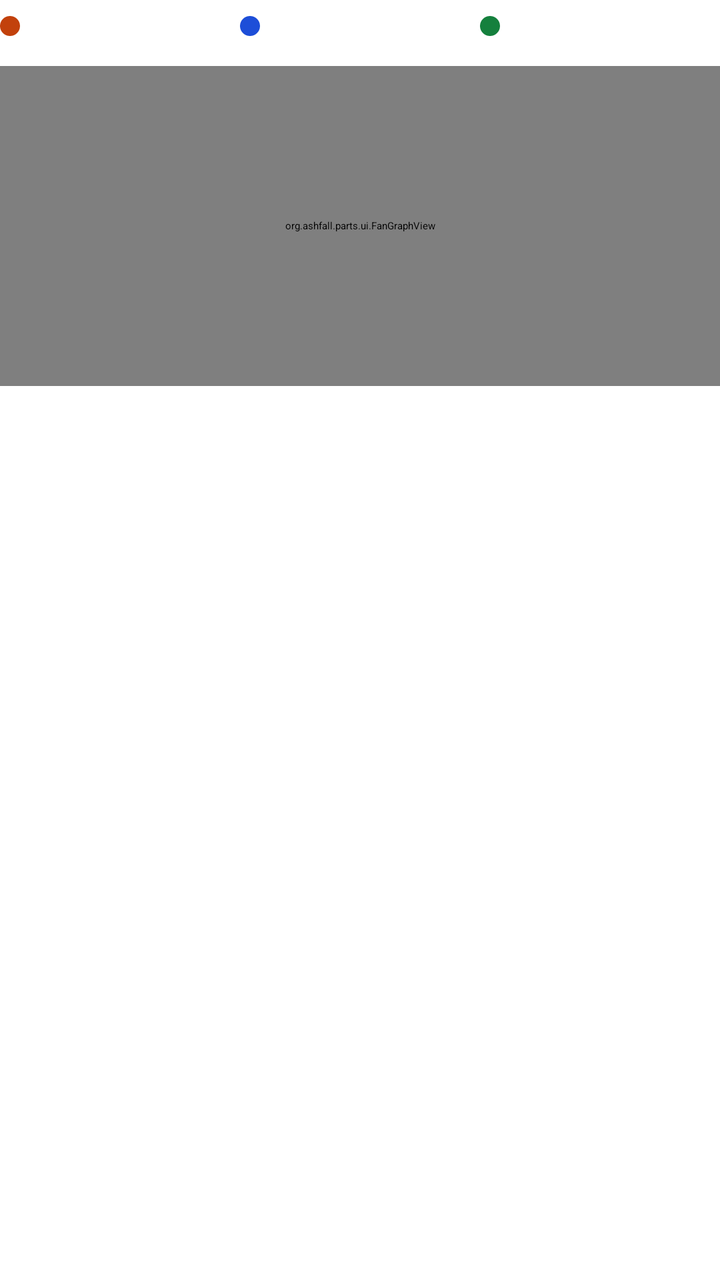
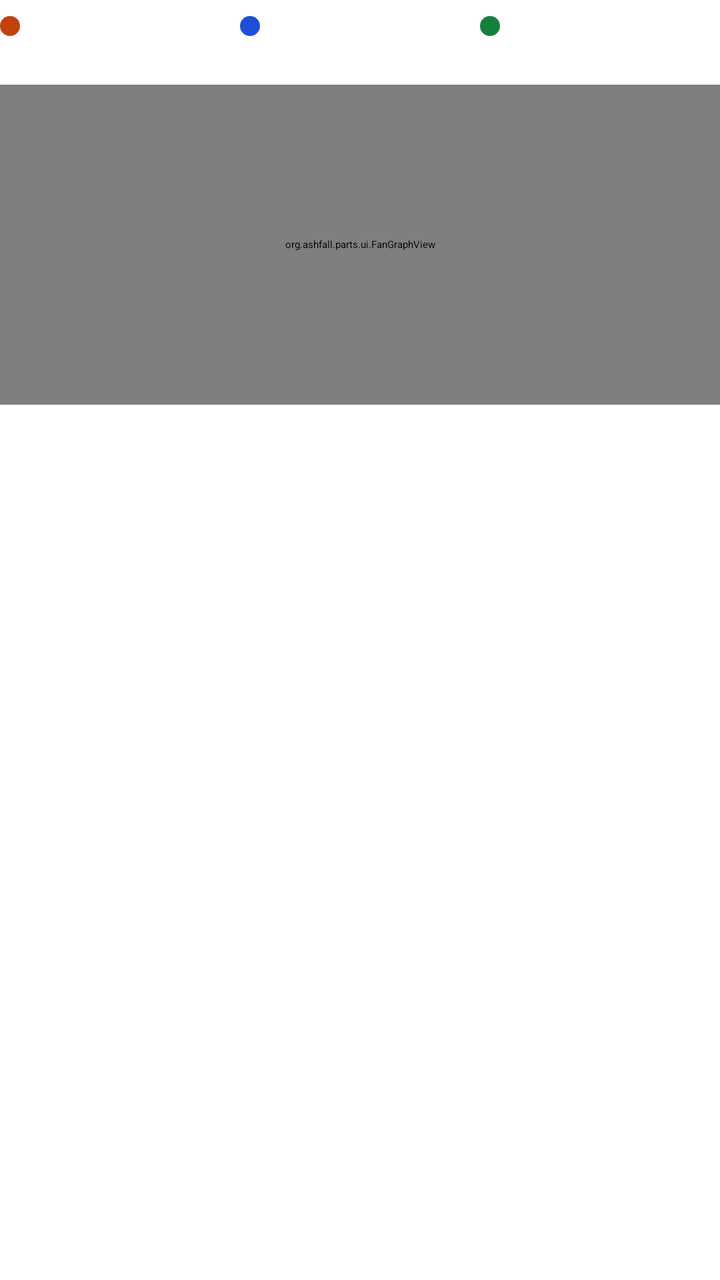

Two renders of the same Android screen: before a commit and after it. Below are the layout's source before the change and the commit's diff.
<!-- AndroidManifest.xml: application theme Theme.AshFall.Settings -->
<!-- res/layout/power_status.xml -->
<?xml version="1.0" encoding="utf-8"?>
<LinearLayout xmlns:android="http://schemas.android.com/apk/res/android"
    android:layout_width="match_parent"
    android:layout_height="wrap_content"
    android:clickable="false"
    android:descendantFocusability="blocksDescendants"
    android:focusable="false"
    android:focusableInTouchMode="false"
    android:orientation="vertical"
    android:paddingStart="?android:attr/listPreferredItemPaddingStart"
    android:paddingTop="8dp"
    android:paddingEnd="?android:attr/listPreferredItemPaddingEnd"
    android:paddingBottom="8dp">

    <TextView
        android:id="@+id/power_unavailable"
        style="@style/AshFallPreferenceSummary"
        android:layout_width="match_parent"
        android:layout_height="wrap_content"
        android:text="@string/power_status_unavailable"
        android:visibility="gone" />

    <LinearLayout
        android:id="@+id/power_body"
        android:layout_width="match_parent"
        android:layout_height="wrap_content"
        android:focusable="false"
        android:orientation="vertical">

        <LinearLayout
            android:layout_width="match_parent"
            android:layout_height="wrap_content"
            android:baselineAligned="false"
            android:focusable="false"
            android:orientation="horizontal">

            <LinearLayout
                android:layout_width="0dp"
                android:layout_height="wrap_content"
                android:layout_weight="1"
                android:focusable="false"
                android:gravity="center_vertical"
                android:orientation="horizontal">

                <View
                    android:layout_width="@dimen/fan_legend_swatch"
                    android:layout_height="@dimen/fan_legend_swatch"
                    android:layout_marginEnd="6dp"
                    android:background="@drawable/fan_legend_swatch"
                    android:backgroundTint="@color/fan_graph_temp"
                    android:focusable="false" />

                <TextView
                    android:id="@+id/power_legend_power"
                    style="@style/AshFallPreferenceSummary"
                    android:layout_width="wrap_content"
                    android:layout_height="wrap_content"
                    android:focusable="false"
                    android:singleLine="true"
                    android:textColor="@color/fan_graph_temp" />
            </LinearLayout>

            <LinearLayout
                android:layout_width="0dp"
                android:layout_height="wrap_content"
                android:layout_weight="1"
                android:focusable="false"
                android:gravity="center_vertical"
                android:orientation="horizontal">

                <View
                    android:layout_width="@dimen/fan_legend_swatch"
                    android:layout_height="@dimen/fan_legend_swatch"
                    android:layout_marginEnd="6dp"
                    android:background="@drawable/fan_legend_swatch"
                    android:backgroundTint="@color/fan_graph_pct"
                    android:focusable="false" />

                <TextView
                    android:id="@+id/power_legend_cpu"
                    style="@style/AshFallPreferenceSummary"
                    android:layout_width="wrap_content"
                    android:layout_height="wrap_content"
                    android:focusable="false"
                    android:singleLine="true"
                    android:textColor="@color/fan_graph_pct" />
            </LinearLayout>

            <LinearLayout
                android:layout_width="0dp"
                android:layout_height="wrap_content"
                android:layout_weight="1"
                android:focusable="false"
                android:gravity="center_vertical"
                android:orientation="horizontal">

                <View
                    android:layout_width="@dimen/fan_legend_swatch"
                    android:layout_height="@dimen/fan_legend_swatch"
                    android:layout_marginEnd="6dp"
                    android:background="@drawable/fan_legend_swatch"
                    android:backgroundTint="@color/fan_graph_rpm"
                    android:focusable="false" />

                <TextView
                    android:id="@+id/power_legend_gpu"
                    style="@style/AshFallPreferenceSummary"
                    android:layout_width="wrap_content"
                    android:layout_height="wrap_content"
                    android:focusable="false"
                    android:singleLine="true"
                    android:textColor="@color/fan_graph_rpm" />
            </LinearLayout>
        </LinearLayout>

        <TextView
            android:id="@+id/power_legend_clocks"
            style="@style/AshFallPreferenceSummary"
            android:layout_width="match_parent"
            android:layout_height="wrap_content"
            android:layout_marginTop="2dp"
            android:focusable="false"
            android:singleLine="true" />

        <org.ashfall.parts.ui.FanGraphView
            android:id="@+id/power_graph"
            android:layout_width="match_parent"
            android:layout_height="@dimen/fan_graph_height"
            android:layout_marginTop="6dp"
            android:focusable="false"
            android:focusableInTouchMode="false" />

        <TextView
            android:id="@+id/power_legend_note"
            style="@style/AshFallPreferenceSummary"
            android:layout_width="match_parent"
            android:layout_height="wrap_content"
            android:layout_marginTop="4dp"
            android:focusable="false"
            android:text="@string/power_legend_charging"
            android:visibility="gone" />
    </LinearLayout>
</LinearLayout>
<!-- resources referenced by this layout -->
<resources>
  <color name="fan_graph_pct">#FF1D4ED8</color>
  <color name="fan_graph_rpm">#FF15803D</color>
  <color name="fan_graph_temp">#FFC2410C</color>
  <dimen name="fan_graph_height">160dp</dimen>
  <dimen name="fan_legend_swatch">10dp</dimen>
  <!-- drawable fan_legend_swatch (drawable) -->
  <?xml version="1.0" encoding="utf-8"?>
  <shape xmlns:android="http://schemas.android.com/apk/res/android"
      android:shape="oval">
      <solid android:color="#FFFFFFFF" />
  </shape>
  <string name="power_legend_charging">charging — power not measured</string>
  <string name="power_status_unavailable">Live power data is unavailable.</string>
  <style name="AshFallPreferenceSummary">
          <item name="android:textAppearance">?android:attr/textAppearanceListItemSecondary</item>
          <item name="android:textColor">?android:attr/textColorSecondary</item>
      </style>
  <style name="Theme.AshFall.Settings" parent="@style/Theme.AppCompat.DayNight.NoActionBar">
          <item name="android:windowActionBar">false</item>
          <item name="android:windowNoTitle">true</item>
          <item name="android:clipToPadding">false</item>
          <item name="android:clipChildren">false</item>
          <item name="colorAccent">@android:color/system_accent1_500</item>
          <item name="colorControlActivated">@android:color/system_accent1_500</item>
          <item name="colorPrimary">@android:color/system_accent1_500</item>
          <item name="android:windowBackground">?android:attr/colorBackground</item>
      </style>
</resources>

<!-- the commit's change to res/layout/power_status.xml (unified diff, before → after) -->
@@ -113,6 +113,7 @@
             </LinearLayout>
         </LinearLayout>
 
+        
         <TextView
             android:id="@+id/power_legend_clocks"
             style="@style/AshFallPreferenceSummary"
@@ -120,7 +121,8 @@
             android:layout_height="wrap_content"
             android:layout_marginTop="2dp"
             android:focusable="false"
-            android:singleLine="true" />
+            android:singleLine="true"
+            android:textSize="12sp" />
 
         <org.ashfall.parts.ui.FanGraphView
             android:id="@+id/power_graph"
